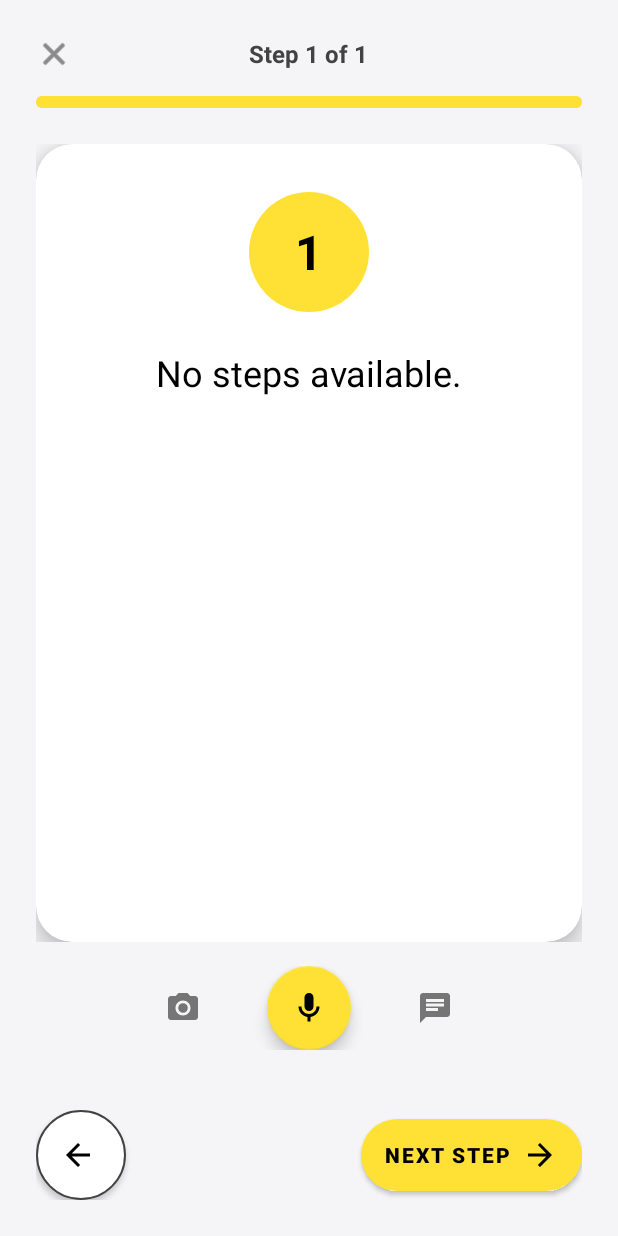
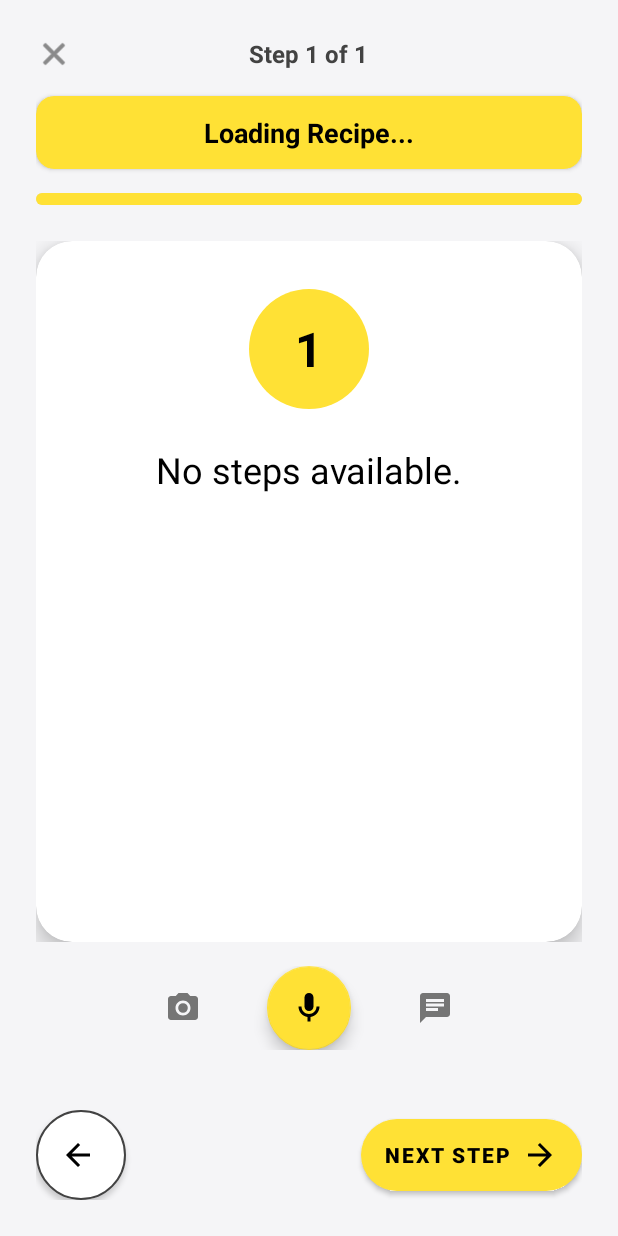
Before and after one commit to SteveRogersBD/PlateIt, an Android app: the CookingModeActivity screen opened directly, with no data from a screen before it, on a phone screen of 412 x 824 dp. Run offline under Robolectric (Android 15) with nearby library versions, the light colour scheme and no system bars; our stand-ins replace Picasso; pictures from the network do not load.

Commit message:
added card in the header of recipe (2026-02-08 14:08:19)

```diff
--- a/app/src/main/java/com/example/plateit/CookingModeActivity.java
+++ b/app/src/main/java/com/example/plateit/CookingModeActivity.java
@@ -37,7 +37,9 @@ public class CookingModeActivity extends AppCompatActivity {
 
     private ViewPager2 viewPager;
     private ProgressBar progressBar;
+    private ProgressBar apiLoadingIndicator;
     private TextView tvStepProgress;
+    private TextView tvRecipeName;
     private List<com.example.plateit.models.RecipeStep> steps;
     // Data
     private com.example.plateit.models.Recipe currentRecipe;
@@ -78,9 +80,10 @@ public class CookingModeActivity extends AppCompatActivity {
         }
 
         if (currentRecipe != null) {
+            if (tvRecipeName != null) {
+                tvRecipeName.setText(currentRecipe.getName());
+            }
             steps = currentRecipe.getSteps();
-            // Toast logging
-            Toast.makeText(this, "Recipe Loaded: " + currentRecipe.getName(), Toast.LENGTH_SHORT).show();
         } else {
             // Fallback for old intents or legacy usage
             // (Keeping this block but it likely won't be hit if JSON works)
@@ -104,14 +107,11 @@ public class CookingModeActivity extends AppCompatActivity {
             steps.add(new com.example.plateit.models.RecipeStep("No steps available.", null, null));
         }
 
-        // Show steps size toast for debugging
-        if (steps != null) {
-            Toast.makeText(this, "Cooking Mode: " + steps.size() + " steps loaded.", Toast.LENGTH_SHORT).show();
-        }
-
         viewPager = findViewById(R.id.viewPagerSteps);
         progressBar = findViewById(R.id.progressBar);
+        apiLoadingIndicator = findViewById(R.id.apiLoadingIndicator);
         tvStepProgress = findViewById(R.id.tvStepProgress);
+        tvRecipeName = findViewById(R.id.tvRecipeName);
         View btnPrevious = findViewById(R.id.btnPrevious);
         View btnNext = findViewById(R.id.btnNext);
         View btnClose = findViewById(R.id.btnClose);
@@ -141,7 +141,6 @@ public class CookingModeActivity extends AppCompatActivity {
             CookingStepsAdapter adapter = new CookingStepsAdapter(steps);
             viewPager.setAdapter(adapter);
             viewPager.setPageTransformer(new ZoomOutPageTransformer());
-            Toast.makeText(this, "Adapter set successfully", Toast.LENGTH_SHORT).show();
         } catch (Exception e) {
             Toast.makeText(this, "Adapter Error: " + e.getMessage(), Toast.LENGTH_LONG).show();
         }
@@ -256,7 +255,8 @@ public class CookingModeActivity extends AppCompatActivity {
             return;
         }
 
-        Toast.makeText(this, "Thinking...", Toast.LENGTH_SHORT).show();
+        setApiLoading(true);
+        // Toast.makeText(this, "Thinking...", Toast.LENGTH_SHORT).show();
 
         int currentStepIndex = viewPager.getCurrentItem();
         String imageBase64 = null;
@@ -281,6 +281,7 @@ public class CookingModeActivity extends AppCompatActivity {
                     @Override
                     public void onResponse(retrofit2.Call<com.example.plateit.responses.ChatResponse> call,
                             retrofit2.Response<com.example.plateit.responses.ChatResponse> response) {
+                        setApiLoading(false);
                         if (response.isSuccessful() && response.body() != null) {
                             com.example.plateit.responses.ChatResponse resp = response.body();
 
@@ -342,9 +343,9 @@ public class CookingModeActivity extends AppCompatActivity {
                         }
                     }
 
-                    @Override
                     public void onFailure(retrofit2.Call<com.example.plateit.responses.ChatResponse> call,
                             Throwable t) {
+                        setApiLoading(false);
                         Toast.makeText(CookingModeActivity.this, "Network Error: " + t.getMessage(), Toast.LENGTH_SHORT)
                                 .show();
                     }
@@ -396,13 +397,14 @@ public class CookingModeActivity extends AppCompatActivity {
     }
 
     private void fetchAndStartRecipe(int recipeId) {
-        Toast.makeText(this, "Loading recipe...", Toast.LENGTH_SHORT).show();
+        // Toast.makeText(this, "Loading recipe...", Toast.LENGTH_SHORT).show();
+        setApiLoading(true);
 
         com.example.plateit.api.RetrofitClient.getAgentService().getRecipeDetails(recipeId)
                 .enqueue(new retrofit2.Callback<com.example.plateit.responses.RecipeResponse>() {
-                    @Override
                     public void onResponse(retrofit2.Call<com.example.plateit.responses.RecipeResponse> call,
                             retrofit2.Response<com.example.plateit.responses.RecipeResponse> response) {
+                        setApiLoading(false);
                         if (response.isSuccessful() && response.body() != null) {
                             com.example.plateit.responses.RecipeResponse recipeResp = response.body();
 
@@ -423,9 +425,9 @@ public class CookingModeActivity extends AppCompatActivity {
                         }
                     }
 
-                    @Override
                     public void onFailure(retrofit2.Call<com.example.plateit.responses.RecipeResponse> call,
                             Throwable t) {
+                        setApiLoading(false);
                         Toast.makeText(CookingModeActivity.this, "Error: " + t.getMessage(), Toast.LENGTH_SHORT).show();
                     }
                 });
@@ -554,6 +556,12 @@ public class CookingModeActivity extends AppCompatActivity {
         }
     }
 
+    private void setApiLoading(boolean isLoading) {
+        if (apiLoadingIndicator != null) {
+            apiLoadingIndicator.setVisibility(isLoading ? View.VISIBLE : View.GONE);
+        }
+    }
+
     // --- Helpers ---
 
     private void updateProgress(int position) {
--- a/app/src/main/java/com/example/plateit/RecipeActivity.java
+++ b/app/src/main/java/com/example/plateit/RecipeActivity.java
@@ -62,8 +62,9 @@ public class RecipeActivity extends AppCompatActivity {
         // Check for null recipe and log
         if (recipe != null) {
             // Toast for success debugging
-            android.widget.Toast.makeText(this, "Recipe Loaded: " + recipe.getName(), android.widget.Toast.LENGTH_LONG)
-                    .show();
+            // android.widget.Toast.makeText(this, "Recipe Loaded: " + recipe.getName(),
+            // android.widget.Toast.LENGTH_LONG)
+            // .show();
 
             // Header
             if (getSupportActionBar() != null)
--- a/app/src/main/res/layout/activity_cooking_mode.xml
+++ b/app/src/main/res/layout/activity_cooking_mode.xml
@@ -38,6 +38,29 @@
                 android:textColor="@color/gray_800"/>
         </RelativeLayout>
 
+        <!-- Recipe Title Card -->
+        <androidx.cardview.widget.CardView
+            android:layout_width="match_parent"
+            android:layout_height="wrap_content"
+            android:layout_marginTop="16dp"
+            app:cardCornerRadius="12dp"
+            app:cardBackgroundColor="@color/app_primary"
+            app:cardElevation="2dp">
+
+            <TextView
+                android:id="@+id/tvRecipeName"
+                android:layout_width="match_parent"
+                android:layout_height="wrap_content"
+                android:padding="12dp"
+                android:gravity="center"
+                android:text="Loading Recipe..."
+                android:textColor="@color/black"
+                android:textSize="18sp"
+                android:textStyle="bold"
+                android:maxLines="2"
+                android:ellipsize="end"/>
+        </androidx.cardview.widget.CardView>
+
         <ProgressBar
             android:id="@+id/progressBar"
             style="?android:attr/progressBarStyleHorizontal"
@@ -48,6 +71,18 @@
             android:progress="10"
             android:max="100"/>
     </LinearLayout>
+
+    <!-- Global Loading Indicator -->
+    <ProgressBar
+        android:id="@+id/apiLoadingIndicator"
+        android:layout_width="wrap_content"
+        android:layout_height="wrap_content"
+        android:visibility="gone"
+        android:elevation="10dp"
+        app:layout_constraintBottom_toBottomOf="parent"
+        app:layout_constraintEnd_toEndOf="parent"
+        app:layout_constraintStart_toStartOf="parent"
+        app:layout_constraintTop_toTopOf="parent" />
 
     <!-- ViewPager for Steps -->
     <androidx.viewpager2.widget.ViewPager2
```
Also changed, not shown: 1 other file.
